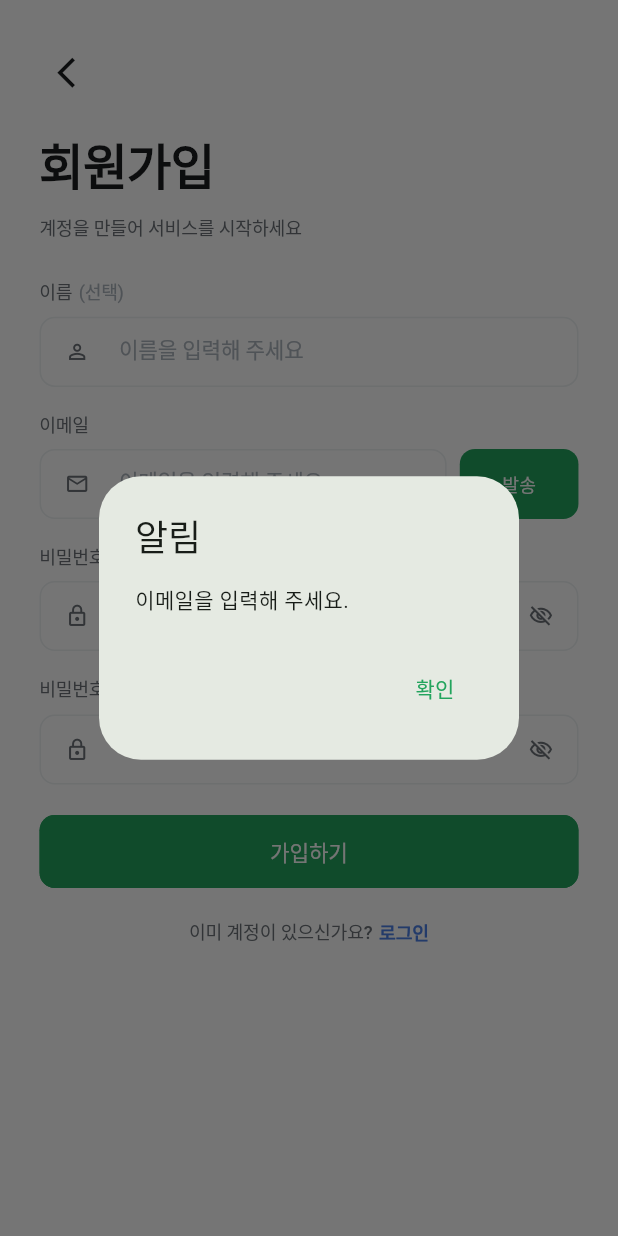
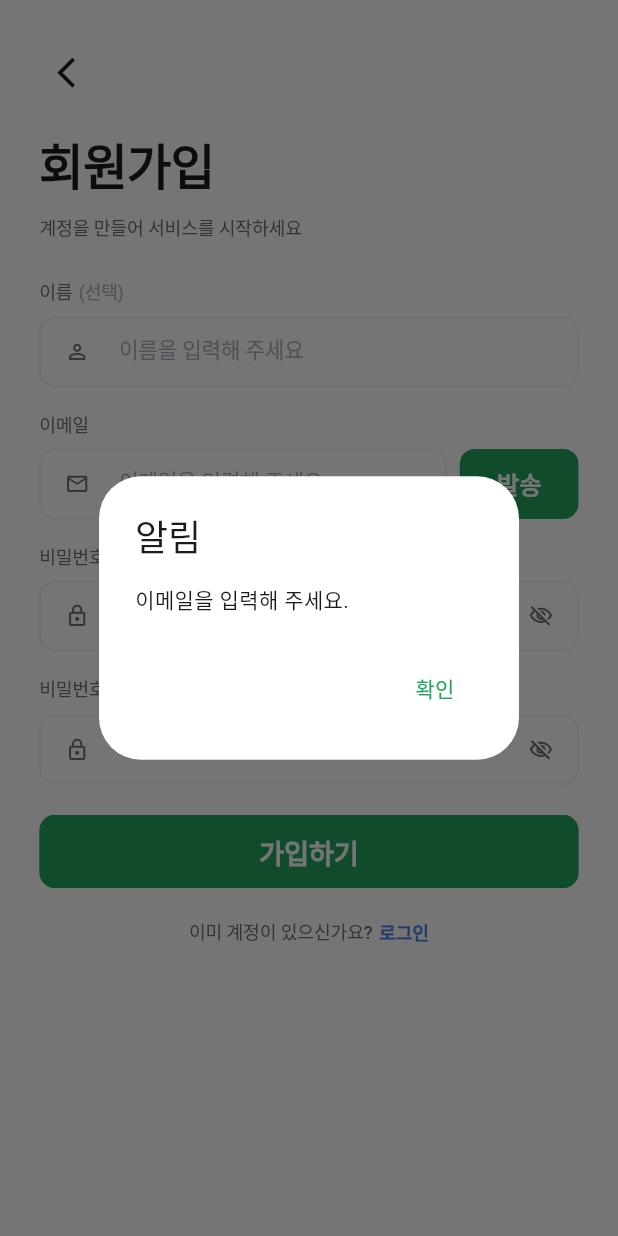
Before and after one commit to ggorockee/reviewmaps, a Flutter app: the SignUpScreen screen opened by its route, after a tap on "발송", on a phone screen of 412 x 824 dp. Run offline on Flutter 3.47's test engine with Material 3 defaults, Android fonts, the phone set to English and light mode, and no system bars; our stand-ins replace firebase_analytics, firebase_core, firebase_crashlytics, firebase_messaging, firebase_remote_config, flutter_dotenv and 10 more; missing offline and left inert: app_tracking_transparency, firebase_performance, flutter_naver_map, kakao_flutter_sdk_user; accounts and stored records are empty; network calls fail; statements that could not run were skipped.

Commit message:
회원가입 화면 UI 개선: 버튼 가시성 향상 및 팝업 배경색 수정
- 발송/확인 버튼 폰트 크기 12sp → 16sp, 굵기 증가
- 가입하기 버튼 폰트 크기 14sp → 18sp, 굵기 증가
- 알림 다이얼로그 배경색을 흰색으로 명시적 설정

```diff
--- a/mobile/lib/screens/auth/sign_up_screen.dart
+++ b/mobile/lib/screens/auth/sign_up_screen.dart
@@ -302,6 +302,7 @@ class _SignUpScreenState extends State<SignUpScreen> {
     showDialog(
       context: context,
       builder: (context) => AlertDialog(
+        backgroundColor: Colors.white,
         title: const Text('알림'),
         content: Text(message),
         actions: [
@@ -599,8 +600,8 @@ class _SignUpScreenState extends State<SignUpScreen> {
                             ? '$_resendCooldownSeconds초'
                             : (_sendCount > 0 ? '재발송' : '발송'),
                         style: TextStyle(
-                          fontSize: 12.sp,
-                          fontWeight: FontWeight.w500,
+                          fontSize: 16.sp,
+                          fontWeight: FontWeight.w600,
                         ),
                       ),
               ),
@@ -742,8 +743,8 @@ class _SignUpScreenState extends State<SignUpScreen> {
                     : Text(
                         '확인',
                         style: TextStyle(
-                          fontSize: 12.sp,
-                          fontWeight: FontWeight.w500,
+                          fontSize: 16.sp,
+                          fontWeight: FontWeight.w600,
                         ),
                       ),
               ),
@@ -937,9 +938,9 @@ class _SignUpScreenState extends State<SignUpScreen> {
             : Text(
                 '가입하기',
                 style: TextStyle(
-                  fontSize: 14.sp,
-                  fontWeight: FontWeight.w500,
-                  letterSpacing: -0.14,
+                  fontSize: 18.sp,
+                  fontWeight: FontWeight.w700,
+                  letterSpacing: -0.18,
                 ),
               ),
       ),
```
Also changed, not shown: mobile/pubspec.lock, 1 other file.
